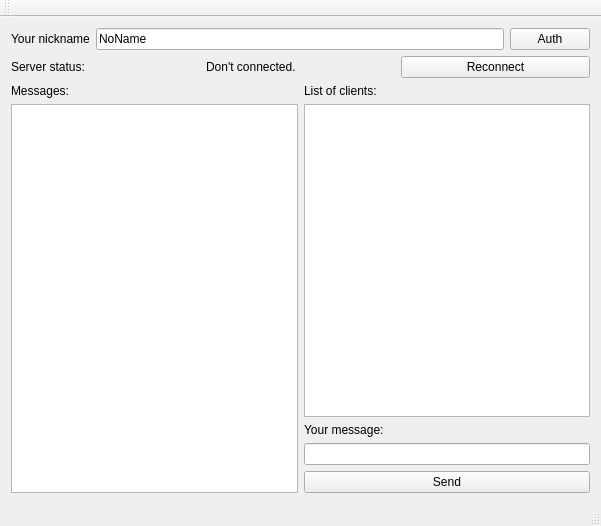
Before: the Qt Designer form mainwindow.ui in TokiSeven/university_course2_networks_lab_3_tcpChat_client, drawn with Qt 5.
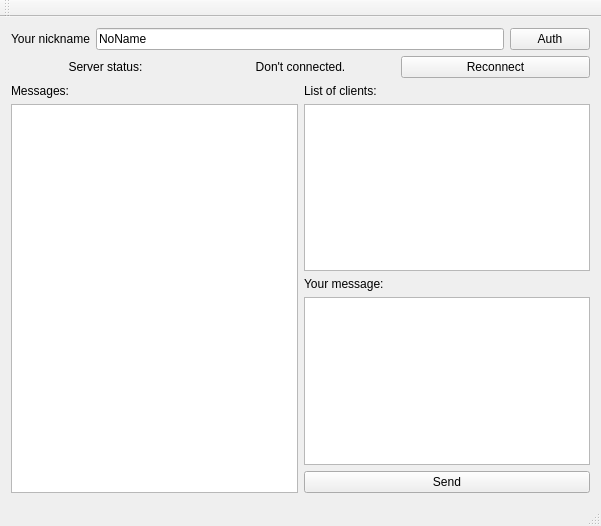
After: the same form once the commit is applied.

Commit message: Some new modified widgets (design) designed server status labels;

```diff
--- a/mainwindow.ui
+++ b/mainwindow.ui
@@ -24,6 +24,9 @@
           <property name="text">
            <string>Your nickname</string>
           </property>
+          <property name="alignment">
+           <set>Qt::AlignCenter</set>
+          </property>
          </widget>
         </item>
         <item>
@@ -46,9 +49,15 @@
        <layout class="QHBoxLayout" name="horizontalLayout_3">
         <item>
          <widget class="QLabel" name="label_info_server_status">
+          <property name="layoutDirection">
+           <enum>Qt::LeftToRight</enum>
+          </property>
           <property name="text">
            <string>Server status:</string>
           </property>
+          <property name="alignment">
+           <set>Qt::AlignCenter</set>
+          </property>
          </widget>
         </item>
         <item>
@@ -56,6 +65,9 @@
           <property name="text">
            <string>Don't connected.</string>
           </property>
+          <property name="alignment">
+           <set>Qt::AlignCenter</set>
+          </property>
          </widget>
         </item>
         <item>
@@ -119,7 +131,7 @@
            </widget>
           </item>
           <item>
-           <widget class="QLineEdit" name="text_message"/>
+           <widget class="QPlainTextEdit" name="text_message"/>
           </item>
           <item>
            <widget class="QPushButton" name="button_send">
```
Left out of the diff: 3 changed lines with no effect on the pictures. The commit also changes 2 other files.
